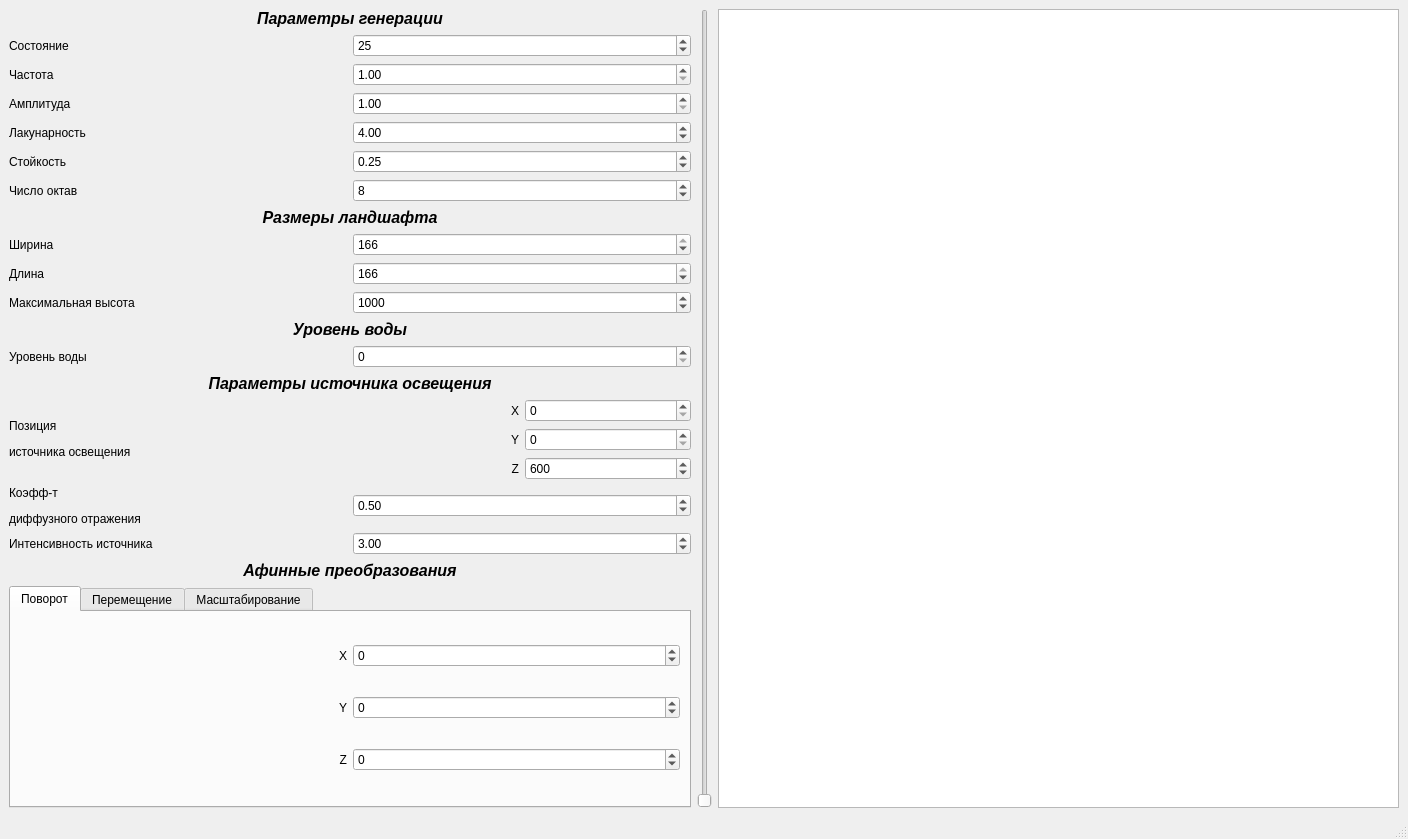
Qt form landscape_generator/mainwindow.ui (nikitalystsev/cg_course) before a commit.
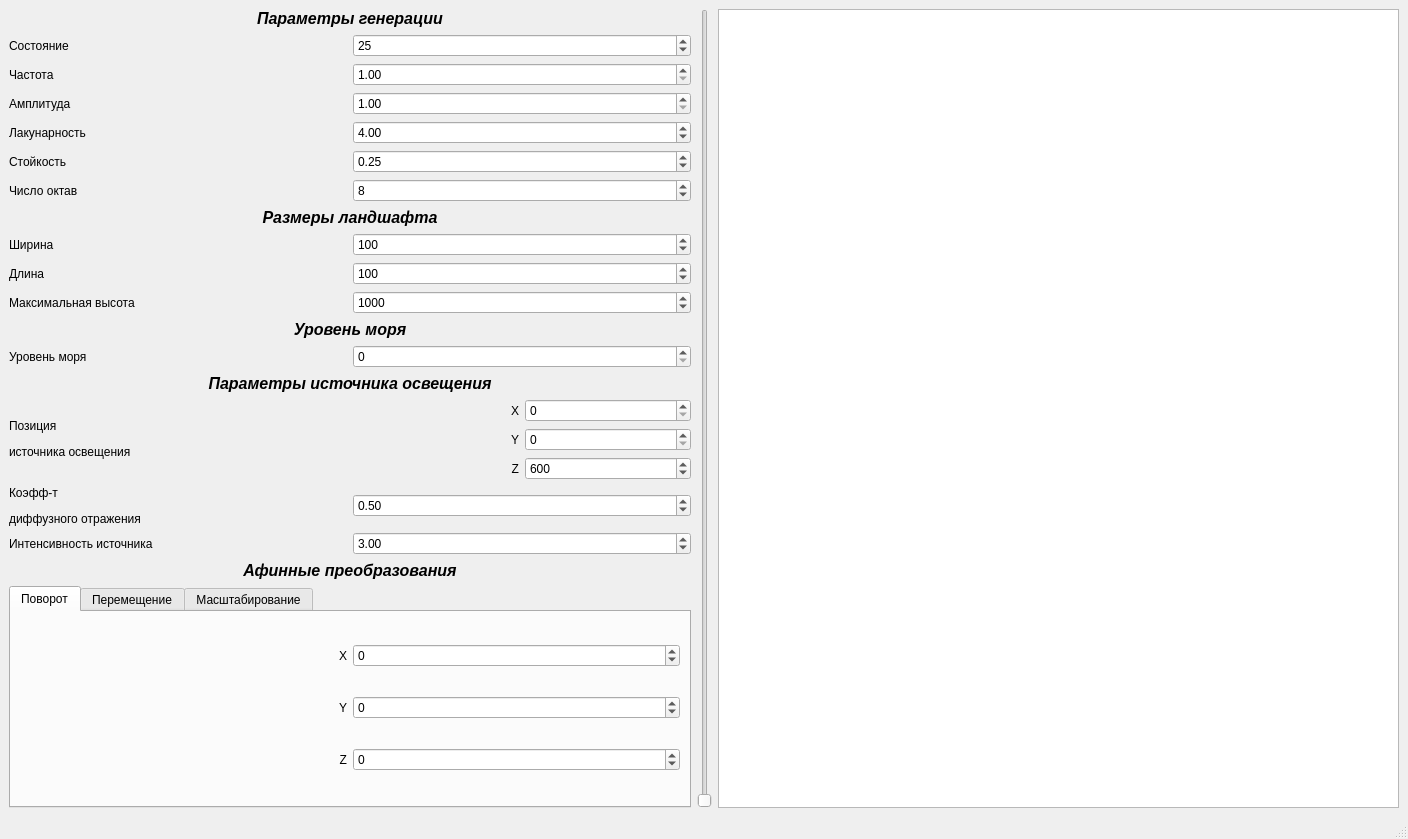
The same form after that commit. The open tabs and pages were chosen to show the change.

Commit message: правки в интерфейсе

What changed in the file:
```diff
--- a/landscape_generator/mainwindow.ui
+++ b/landscape_generator/mainwindow.ui
@@ -195,20 +195,20 @@
         <item row="1" column="1">
          <widget class="QSpinBox" name="lenghtSpinBox">
           <property name="maximum">
-           <number>166</number>
+           <number>150</number>
           </property>
           <property name="value">
-           <number>166</number>
+           <number>100</number>
           </property>
          </widget>
         </item>
         <item row="0" column="1">
          <widget class="QSpinBox" name="widthSpinBox">
           <property name="maximum">
-           <number>166</number>
+           <number>150</number>
           </property>
           <property name="value">
-           <number>166</number>
+           <number>100</number>
           </property>
          </widget>
         </item>
@@ -261,7 +261,7 @@
          </font>
         </property>
         <property name="text">
-         <string>Уровень воды</string>
+         <string>Уровень моря</string>
         </property>
         <property name="alignment">
          <set>Qt::AlignCenter</set>
@@ -273,7 +273,7 @@
         <item>
          <widget class="QLabel" name="waterlevelLabel2">
           <property name="text">
-           <string>Уровень воды</string>
+           <string>Уровень моря</string>
           </property>
          </widget>
         </item>
```
Left out of the diff: 8 changed lines with no effect on the pictures. The commit also changes 3 other files.
